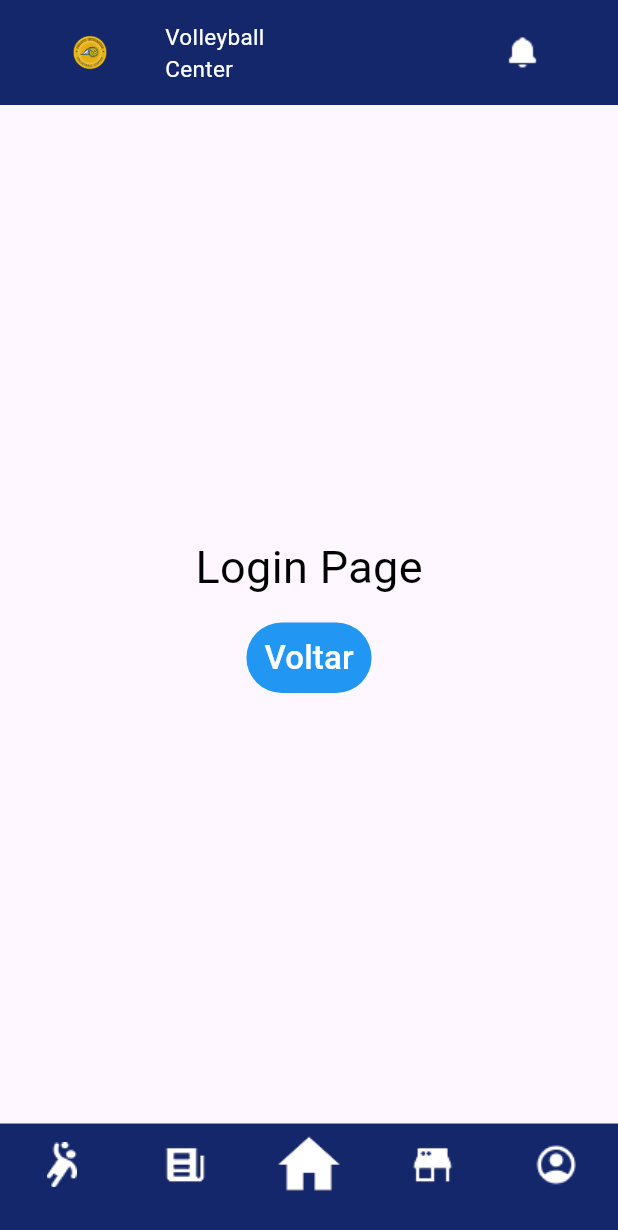
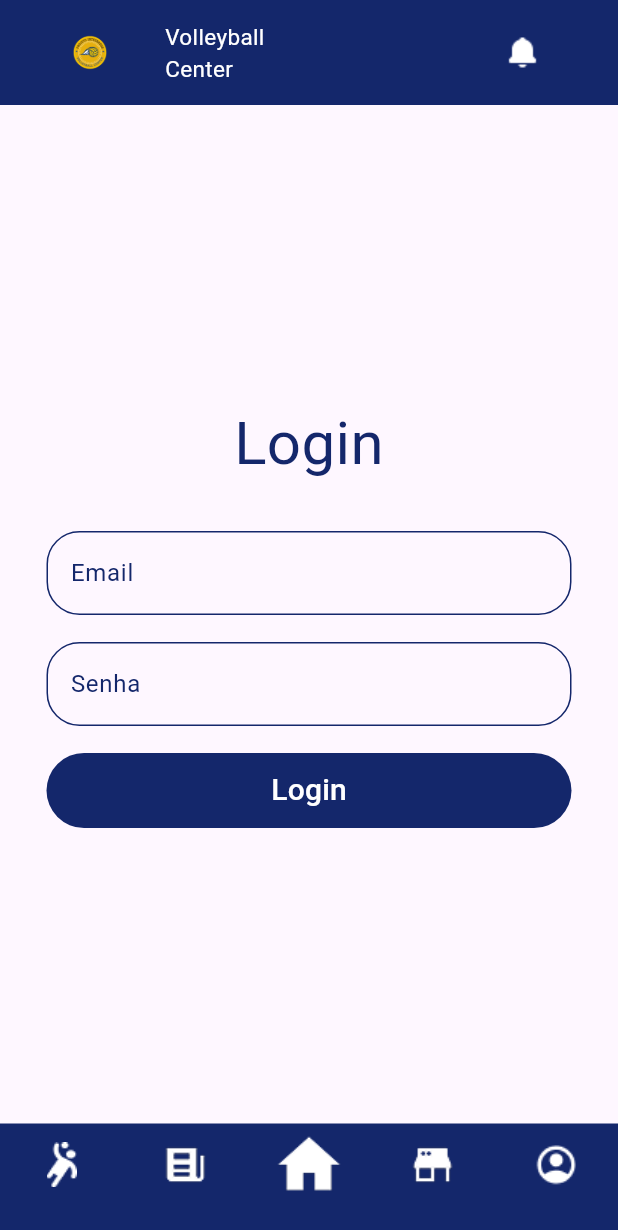
Before and after one commit to JayOta/Volleyball-Center-Mobile, a Flutter app: the screen it shows after launch, item 5 of the bottom bar chosen, on a phone screen of 412 x 824 dp. Shown: the top 1230 px of the screen. Run offline on Flutter 3.47's test engine with Material 3 defaults, Android fonts, the light colour scheme and no system bars.

Commit message:
Login Page Update

```diff
--- a/navbar/lib/login.dart
+++ b/navbar/lib/login.dart
@@ -11,26 +11,73 @@ class Login extends StatelessWidget {
           child: Column(
         mainAxisAlignment: MainAxisAlignment.center,
         children: [
-          Text(
-            "Login Page",
-            style: TextStyle(color: Colors.black, fontSize: 30),
+          Positioned(
+            bottom: 80,
+            child: SizedBox(
+              width: 100,
+              child: Text(
+                "Login",
+                style: TextStyle(color: Color(0xFF14276B), fontSize: 40),
+              ),
+            ),
           ),
           SizedBox(
             height: 15,
           ),
-          TextButton(
-              style:
-                  TextButton.styleFrom(backgroundColor: Colors.blue.shade500),
-              onPressed: () {
-                Navigator.of(context)
-                    .push(MaterialPageRoute(builder: (context) => MyApp()));
-              },
+          SizedBox(
+            height: 15,
+          ),
+          input('Email'),
+          SizedBox(
+            height: 18,
+          ),
+          input('Senha'),
+          SizedBox(
+            height: 18,
+          ),
+          SizedBox(
+            width: 350,
+            height: 50,
+            child: TextButton(
+              style: ButtonStyle(
+                backgroundColor: WidgetStatePropertyAll(Color(0xFF14276B)),
+              ),
+              onPressed: () {},
               child: Text(
-                "Voltar",
-                style: TextStyle(color: Colors.white, fontSize: 22),
-              ))
+                "Login",
+                style: TextStyle(color: Colors.white, fontSize: 20),
+              ),
+            ),
+          ),
         ],
       )),
     );
   }
+
+  SizedBox input(String placeholder) {
+    return SizedBox(
+      width: 350,
+      child: TextField(
+        decoration: InputDecoration(
+          labelText: placeholder,
+          labelStyle: TextStyle(color: Color(0xFF14276B)),
+          border: OutlineInputBorder(
+            borderRadius: BorderRadius.circular(22),
+            borderSide: BorderSide(color: Color(0xFF14276B)),
+          ),
+          enabledBorder: OutlineInputBorder(
+            borderRadius: BorderRadius.circular(22),
+            borderSide: BorderSide(color: Color(0xFF14276B)),
+          ),
+          focusedBorder: OutlineInputBorder(
+            borderRadius: BorderRadius.circular(22),
+            borderSide: BorderSide(
+              color: Color(0xFF14276B),
+              width: 2,
+            ),
+          ),
+        ),
+      ),
+    );
+  }
 }
```
